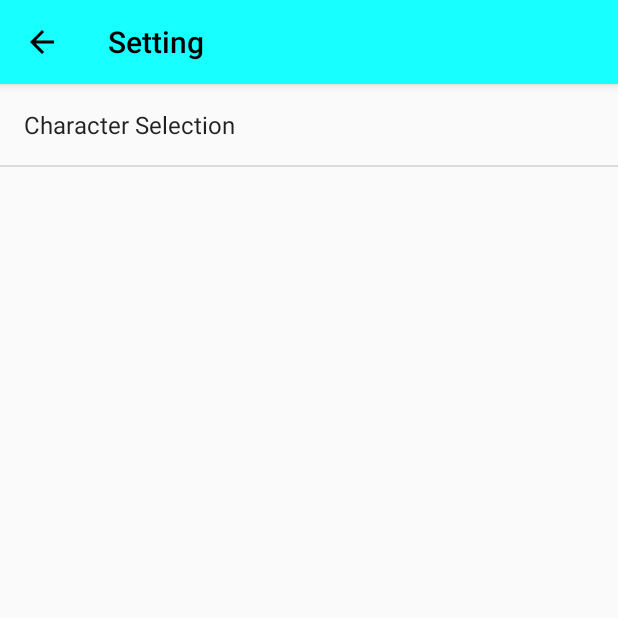
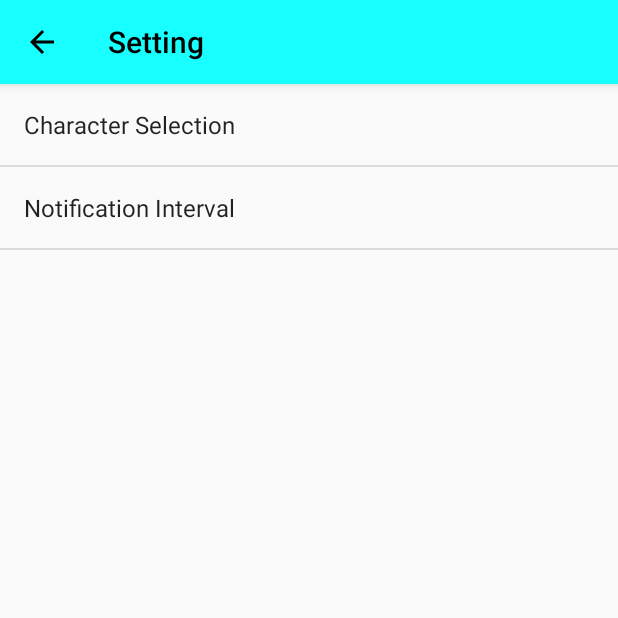
Before and after one commit to KirosC/No-Drink-No-Life, an Android app: the screen it shows after launch (SettingsActivity), in the options menu, after a tap on "Setting", on a phone screen of 412 x 824 dp, the top half of it. Run offline under Robolectric (Android 15) with nearby library versions, the phone set to English and light mode, and no system bars; libraries missing offline, so code that uses them is left out: com.github.mikephil.charting, com.race604.drawable; 40 statements that could not run were skipped.

Commit message:
Add Notification interval setting

```diff
--- a/app/src/main/java/ccn2279/a16031806a/nodrinknolife/MainActivity.java
+++ b/app/src/main/java/ccn2279/a16031806a/nodrinknolife/MainActivity.java
@@ -8,6 +8,7 @@ import android.content.Intent;
 import android.content.SharedPreferences;
 import android.os.Bundle;
 import android.os.Handler;
+import android.preference.PreferenceManager;
 import android.support.v7.app.AppCompatActivity;
 import android.util.Log;
 import android.view.Menu;
@@ -37,7 +38,7 @@ public class MainActivity extends AppCompatActivity implements SharedPreferences
     private ImageView healthBar_iv;
     private TextView healthValue_tv;
     private WaveDrawable mWaveDrawable;
-    private SharedPreferences mSharedPreferences;
+    private SharedPreferences mSharedPreferences, mPreferences;
 
     // For the loop counter
     private int i;
@@ -76,11 +77,12 @@ public class MainActivity extends AppCompatActivity implements SharedPreferences
         mWaveDrawable.setWaveSpeed(3);
         //      End of initialization       //
 
-        ReminderUtilities.scheduleChargingReminder(this);
+        ReminderUtilities.scheduleChargingReminder(this, 60);
         int value = SharedPreferencesUtils.initSharedPreferences(this);
         Log.d(TAG, String.valueOf(value));
 
         mSharedPreferences = getSharedPreferences(SharedPreferencesUtils.PREFERENCE_NAME, MODE_PRIVATE);
+        mPreferences = PreferenceManager.getDefaultSharedPreferences(this);
         mSharedPreferences.registerOnSharedPreferenceChangeListener(this);
         updateHealthUI(mSharedPreferences.getFloat(getString(R.string.character_health), (float) 0));
 
@@ -113,6 +115,7 @@ public class MainActivity extends AppCompatActivity implements SharedPreferences
         super.onResume();
         // TODO: Back to the app, health no. is not update
         mSharedPreferences.registerOnSharedPreferenceChangeListener(this);
+        mPreferences.registerOnSharedPreferenceChangeListener(this);
         try {
             CalculationUtils.updateHealth(this);
         } catch (Exception e) {
@@ -186,7 +189,6 @@ public class MainActivity extends AppCompatActivity implements SharedPreferences
                     DialogFragment fragment = new TooMuchWaterDialogFragment();
                     fragment.setCancelable(false);
                     fragment.show(getFragmentManager(), "Dialog_two");
-                    Log.d(TAG, "Dialog shown");
                 }
             } else {
                 updateHealthUI(sharedPreferences.getFloat(getString(R.string.character_health), (float) 0));
--- a/app/src/main/java/ccn2279/a16031806a/nodrinknolife/SettingsActivity.java
+++ b/app/src/main/java/ccn2279/a16031806a/nodrinknolife/SettingsActivity.java
@@ -1,12 +1,17 @@
 package ccn2279.a16031806a.nodrinknolife;
 
+import android.content.SharedPreferences;
 import android.os.Bundle;
+import android.preference.PreferenceManager;
 import android.support.v7.app.AppCompatActivity;
+
+import ccn2279.a16031806a.nodrinknolife.sync.ReminderUtilities;
 
 /**
  * Updated by Kiros Choi on 2018/04/11.
  */
-public class SettingsActivity extends AppCompatActivity {
+public class SettingsActivity extends AppCompatActivity implements SharedPreferences.OnSharedPreferenceChangeListener {
+    private SharedPreferences mSharePreference;
     @Override
     protected void onCreate(Bundle savedInstanceState) {
         super.onCreate(savedInstanceState);
@@ -16,5 +21,27 @@ public class SettingsActivity extends AppCompatActivity {
                 .replace(android.R.id.content, new ccn2279.a16031806a.nodrinknolife.SettingsFragment())
                 .commit();
         getSupportActionBar().setDisplayHomeAsUpEnabled(true);
+
+        mSharePreference = PreferenceManager.getDefaultSharedPreferences(this);
+    }
+
+
+    @Override
+    protected void onResume() {
+        super.onResume();
+        mSharePreference.registerOnSharedPreferenceChangeListener(this);
+    }
+
+    @Override
+    public void onDestroy() {
+        super.onDestroy();
+        mSharePreference.unregisterOnSharedPreferenceChangeListener(this);
+    }
+
+    @Override
+    public void onSharedPreferenceChanged(SharedPreferences sharedPreferences, String key) {
+        if (key.equals("pref_notification")) {
+            ReminderUtilities.scheduleChargingReminder(this, Long.parseLong(sharedPreferences.getString("pref_notification", "0")));
+        }
     }
 }
--- a/app/src/main/java/ccn2279/a16031806a/nodrinknolife/sync/ReminderUtilities.java
+++ b/app/src/main/java/ccn2279/a16031806a/nodrinknolife/sync/ReminderUtilities.java
@@ -6,6 +6,7 @@ import android.content.ComponentName;
 import android.content.Context;
 import android.os.Build;
 import android.support.annotation.NonNull;
+import android.util.Log;
 
 import java.util.concurrent.TimeUnit;
 
@@ -13,19 +14,25 @@ import java.util.concurrent.TimeUnit;
  * Updated by Kiros Choi on 2018/04/11.
  */
 public class ReminderUtilities {
+    private static final int JOB_SCHEDULER_ID = 0;
     // TODO: Let the user to choose the reminder interval
-    private static final int REMINDER_INTERVAL_MINUTES = 1;
-    private static final long REMINDER_INTERVAL_SECONDS = (int) (TimeUnit.MINUTES.toMillis(REMINDER_INTERVAL_MINUTES));
+    private static long REMINDER_INTERVAL_SECONDS;
     private static boolean sInitialized;
 
-    synchronized public static void scheduleChargingReminder(@NonNull final Context context) {
+    synchronized public static void scheduleChargingReminder(@NonNull final Context context, long minutes) {
+        Log.d("Reminder Debug", "Schedule Minutes: " + minutes);
         if (sInitialized) {
+            ((JobScheduler) context.getSystemService(context.JOB_SCHEDULER_SERVICE)).cancel(JOB_SCHEDULER_ID);
+        }
+
+        if (minutes == 0) {
             return;
         }
 
         ComponentName serviceComponent = new ComponentName(context, ccn2279.a16031806a.nodrinknolife.sync.WaterReminderJobService.class);
-        JobInfo.Builder builder = new JobInfo.Builder(0, serviceComponent);
+        JobInfo.Builder builder = new JobInfo.Builder(JOB_SCHEDULER_ID, serviceComponent);
 
+        REMINDER_INTERVAL_SECONDS = (int) (TimeUnit.MINUTES.toMillis(minutes));
         if (Build.VERSION.SDK_INT >= Build.VERSION_CODES.N) {
             builder.setMinimumLatency(REMINDER_INTERVAL_SECONDS);
         } else {
--- a/app/src/main/res/values/arrays.xml
+++ b/app/src/main/res/values/arrays.xml
@@ -1,11 +1,34 @@
 <?xml version="1.0" encoding="utf-8"?>
 <resources>
+    <!-- Array String for Preferences-->
     <string-array name="name_character_array">
         <item>Human</item>
     </string-array>
     <string-array name="values_character_array">
         <item>0</item>
     </string-array>
+    <string-array name="notification_array">
+        <item>Disable</item>
+        <item>30 Minutes</item>
+        <item>1 hour</item>
+        <item>2 hours</item>
+        <item>3 hours</item>
+        <item>4 hours</item>
+        <item>5 hours</item>
+        <item>6 hours</item>
+    </string-array>
+    <string-array name="values_notification">
+        <item>0</item>
+        <item>30</item>
+        <item>60</item>
+        <item>120</item>
+        <item>180</item>
+        <item>240</item>
+        <item>300</item>
+        <item>360</item>
+    </string-array>
+
+    <!-- Array String for the BarChart -->
     <string-array name="day_array">
         <item>Mon</item>
         <item>Tue</item>
--- a/app/src/main/res/values/strings.xml
+++ b/app/src/main/res/values/strings.xml
@@ -40,4 +40,5 @@
     <string name="respawn">Respawn</string>
     <string name="not_enough_water">Not Enough Water</string>
     <string name="too_much_water">Too Much Water</string>
+    <string name="title_notification">Notification Interval</string>
 </resources>
--- a/app/src/main/res/xml/preference.xml
+++ b/app/src/main/res/xml/preference.xml
@@ -7,4 +7,12 @@
         android:entryValues="@array/values_character_array"
         android:key="pref_character"
         android:title="@string/title_character" />
+
+    <ListPreference
+        android:defaultValue="60"
+        android:dialogTitle="@string/title_notification"
+        android:entries="@array/notification_array"
+        android:entryValues="@array/values_notification"
+        android:key="pref_notification"
+        android:title="@string/title_notification" />
 </PreferenceScreen>
```
